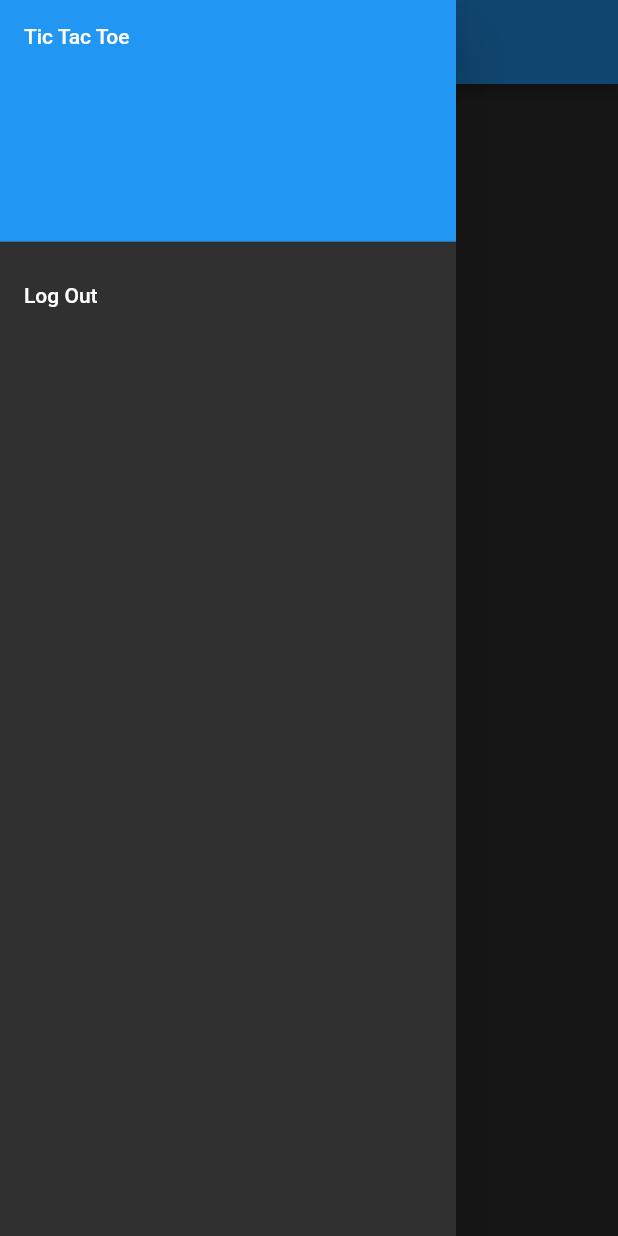
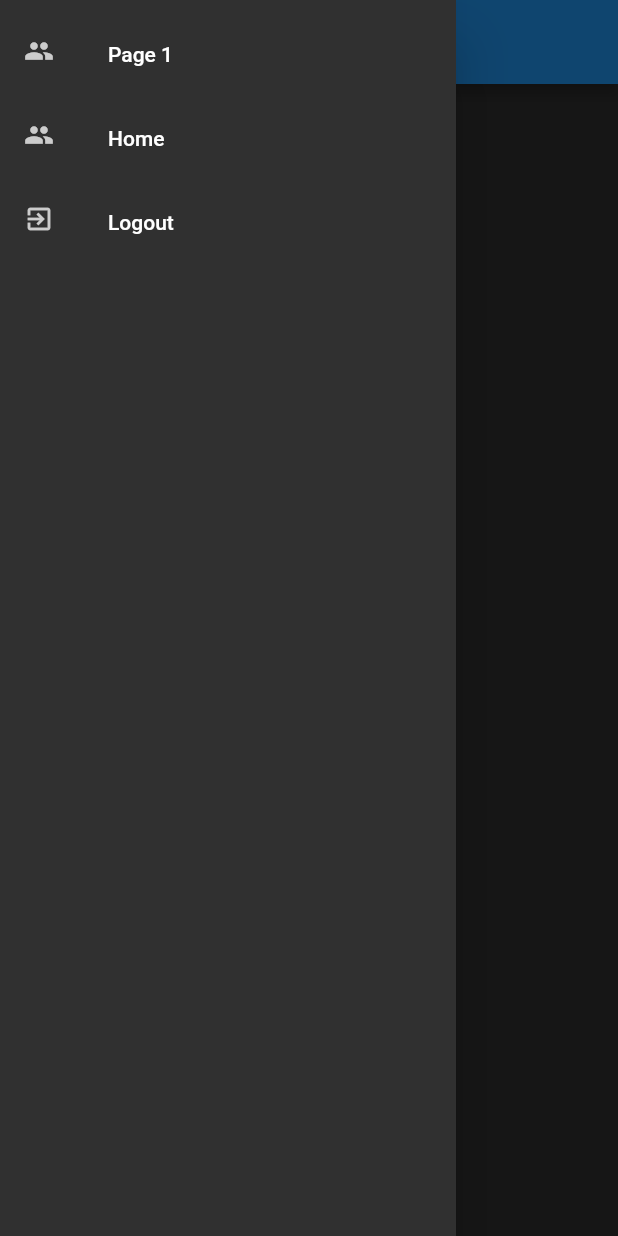
Before and after one commit to ChrisTowles/flutter_tic_tac_toe, a Flutter app: the HomeScreen screen opened directly with empty values, with the side drawer open, on a phone screen of 412 x 824 dp. Run offline on Flutter 3.47's test engine with Material 2 defaults, Android fonts, the phone set to English and light mode, and no system bars; our stand-ins replace bloc, cloud_firestore, equatable, firebase_auth, firebase_messaging, flutter_bloc and 4 more; accounts and stored records are empty.

Commit message:
added app drawer, issues with userBloc still

```diff
--- a/app/lib/screens/home/home_screen.dart
+++ b/app/lib/screens/home/home_screen.dart
@@ -1,6 +1,5 @@
 import 'package:flutter/material.dart';
-import 'package:flutter_bloc/flutter_bloc.dart';
-import 'package:tic_tac_toe/bloc/authentication_bloc/bloc.dart';
+import 'package:tic_tac_toe/ui/app_drawer.dart';
 
 class HomeScreen extends StatelessWidget {
   final String name;
@@ -13,38 +12,14 @@ class HomeScreen extends StatelessWidget {
       appBar: AppBar(
         title: Text('Home'),
       ),
+      drawer:         AppDrawer(),
       body: Column(
         mainAxisAlignment: MainAxisAlignment.spaceEvenly,
         children: <Widget>[
           Center(child: Text('Welcome $name!')),
         ],
       ),
-      drawer:   Drawer(
-    // Add a ListView to the drawer. This ensures the user can scroll
-    // through the options in the drawer if there isn't enough vertical
-    // space to fit everything.
-    child: ListView(
-    // Important: Remove any padding from the ListView.
-    padding: EdgeInsets.zero,
-        children: <Widget>[
-          DrawerHeader(
-            child: Text('Tic Tac Toe'),
-            decoration: BoxDecoration(
-              color: Colors.blue,
-            ),
-          ),
-          ListTile(
-            title: Text('Log Out'),
-            onTap: () {
-              // Update the state of the app
-              BlocProvider.of<AuthenticationBloc>(context).dispatch(
-                LoggedOut(),
-              );
-            },
-          ),
-        ],
-    )
-      )
+
     );
   }
 }
--- a/app/lib/screens/login/create_account_button.dart
+++ b/app/lib/screens/login/create_account_button.dart
@@ -1,5 +1,4 @@
 import 'package:flutter/material.dart';
-import 'package:tic_tac_toe/repositories/user_repository.dart';
 import 'package:tic_tac_toe/screens/register/register_screen.dart';
 
 class CreateAccountButton extends StatelessWidget {
--- a/app/lib/screens/login/forgot_password_button.dart
+++ b/app/lib/screens/login/forgot_password_button.dart
@@ -1,6 +1,4 @@
 import 'package:flutter/material.dart';
-import 'package:tic_tac_toe/repositories/user_repository.dart';
-import 'package:tic_tac_toe/screens/register/register_screen.dart';
 import 'package:tic_tac_toe/screens/reset_password/reset_password_screen.dart';
 
 class ForgotPasswordButton extends StatelessWidget {
--- a/app/lib/screens/menu/menu_page.dart
+++ b/app/lib/screens/menu/menu_page.dart
@@ -1,7 +1,6 @@
 import 'dart:async';
 
 import 'package:flutter/material.dart';
-import 'package:provider/provider.dart';
 import 'package:tic_tac_toe/bloc/bloc_provider.dart';
 import 'package:tic_tac_toe/bloc/game_bloc.dart';
 import 'package:tic_tac_toe/bloc/user_bloc.dart';
@@ -13,6 +12,7 @@ import 'package:tic_tac_toe/models/game.dart';
 import 'package:tic_tac_toe/screens/login/login_screen.dart';
 import 'package:tic_tac_toe/screens/users_board/users_board.dart';
 import 'package:firebase_messaging/firebase_messaging.dart';
+import 'package:tic_tac_toe/ui/app_drawer.dart';
 import 'package:tic_tac_toe/widgets/slide_button.dart';
 
 
@@ -120,6 +120,7 @@ class _MenuPageState extends State<MenuPage>
   Widget build(BuildContext context) {
     return Scaffold(
       backgroundColor: Color(0XFF212845),
+      drawer: AppDrawer(),
       body: Stack(
         fit: StackFit.expand,
         children: <Widget>[
--- a/app/lib/screens/register/register_screen.dart
+++ b/app/lib/screens/register/register_screen.dart
@@ -1,7 +1,6 @@
 import 'package:flutter/material.dart';
 import 'package:flutter_bloc/flutter_bloc.dart';
 import 'package:provider/provider.dart';
-import 'package:tic_tac_toe/repositories/firestore_repository.dart';
 import 'package:tic_tac_toe/repositories/user_repository.dart';
 import 'package:tic_tac_toe/screens/register/register_form.dart';
 
@@ -16,15 +15,13 @@ class RegisterScreen extends StatelessWidget {
   Widget build(BuildContext context) {
 
     var userRepository = Provider.of<UserRepository>(context);
-    var firestoreRepository = Provider.of<FirestoreRepository>(context);
 
     return Scaffold(
       appBar: AppBar(title: Text('Register')),
       body: Center(
         child: BlocProvider<RegisterBloc>(
           builder: (context) => RegisterBloc(
-              userRepository: userRepository,
-              firestoreRepository: firestoreRepository),
+              userRepository: userRepository),
           child: RegisterForm(),
         ),
       ),
--- a/app/lib/screens/users_board/users_board.dart
+++ b/app/lib/screens/users_board/users_board.dart
@@ -1,12 +1,10 @@
 import 'package:flutter/material.dart';
-import 'package:provider/provider.dart';
 import 'package:tic_tac_toe/bloc/bloc_provider.dart';
 import 'package:tic_tac_toe/bloc/game_bloc.dart';
 import 'package:tic_tac_toe/bloc/user_bloc.dart';
 import 'package:tic_tac_toe/screens/game_invite/game_process_page.dart';
 import 'package:tic_tac_toe/models/User.dart';
 import 'package:tic_tac_toe/models/game.dart';
-import 'package:tic_tac_toe/repositories/user_repository.dart';
 import 'package:tic_tac_toe/screens/login/login_screen.dart';
 import 'package:tic_tac_toe/util/user_util.dart';
 import 'package:font_awesome_flutter/font_awesome_flutter.dart';
--- /dev/null
+++ b/app/lib/ui/app_drawer.dart
@@ -0,0 +1,64 @@
+import 'package:flutter/material.dart';
+import 'package:flutter/scheduler.dart';
+import 'package:flutter_bloc/flutter_bloc.dart';
+import 'package:tic_tac_toe/bloc/authentication_bloc/bloc.dart';
+
+
+class AppDrawer extends StatelessWidget {
+  @override
+  Widget build(BuildContext context) {
+    final AuthenticationBloc authenticationBloc = BlocProvider.of<AuthenticationBloc>(context);
+   //  final HomeBloc homeBloc = BlocProvider.of<HomeBloc>(context);
+
+    return Drawer(
+      child: Column(
+        children: <Widget>[
+          MediaQuery.removePadding(
+            context: context,
+            removeTop: true,
+            child: Expanded(
+              child: ListView(
+                padding: const EdgeInsets.only(top: 8.0),
+                children: <Widget>[
+                  ListTile(
+                    leading: Icon(Icons.group),
+                    title: Text("Page 1"),
+                    onTap: () {
+                      SchedulerBinding.instance.addPostFrameCallback((_) {
+                        // close the app drawer
+                        Navigator.of(context).pop();
+                        //homeBloc.dispatch(HomeEvent.page1Active);
+                      });
+                    },
+                  ),
+                  ListTile(
+                    leading: Icon(Icons.group),
+                    title: Text("Home"),
+                    onTap: () {
+                      SchedulerBinding.instance.addPostFrameCallback((_) {
+                        // close the app drawer
+                        Navigator.of(context).pop();
+                        //homeBloc.dispatch(HomeEvent.homePageActive);
+                      });
+                    },
+                  ),
+                  ListTile(
+                    leading: Icon(Icons.exit_to_app),
+                    title: Text('Logout'),
+                    onTap: () {
+                      SchedulerBinding.instance.addPostFrameCallback((_) {
+                        // close the app drawer
+                        Navigator.of(context).pop();
+                        authenticationBloc.dispatch(          LoggedOut());
+                      });
+                    },
+                  )
+                ],
+              ),
+            ),
+          ),
+        ],
+      ),
+    );
+  }
+}
```
Also changed, not shown: app/lib/screens/register/bloc/register_bloc.dart (+3 -8 lines).
